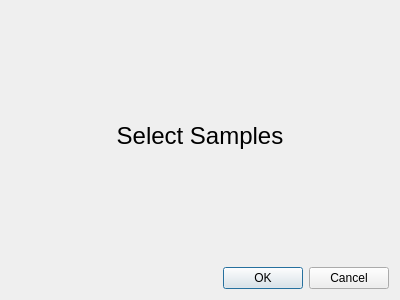
This is popupviews/selectsamples.ui in hallamlab/MetaPathwaysGUI as Qt 5 draws it before an edit. The edited form follows.
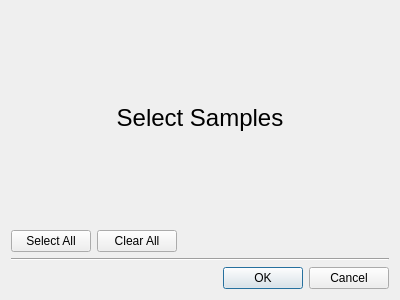
This is the edited form.

```diff
--- a/popupviews/selectsamples.ui
+++ b/popupviews/selectsamples.ui
@@ -14,6 +14,9 @@
    <string>Dialog</string>
   </property>
   <layout class="QGridLayout" name="gridLayout_4">
+   <item row="1" column="0">
+    <layout class="QGridLayout" name="sampleGrid"/>
+   </item>
    <item row="0" column="0">
     <widget class="QLabel" name="label">
      <property name="font">
@@ -29,10 +32,7 @@
      </property>
     </widget>
    </item>
-   <item row="1" column="0">
-    <layout class="QGridLayout" name="sampleGrid"/>
-   </item>
-   <item row="2" column="0">
+   <item row="6" column="0">
     <widget class="QDialogButtonBox" name="decisionBox">
      <property name="orientation">
       <enum>Qt::Horizontal</enum>
@@ -42,6 +42,44 @@
      </property>
     </widget>
    </item>
+   <item row="3" column="0">
+    <widget class="Line" name="line">
+     <property name="orientation">
+      <enum>Qt::Horizontal</enum>
+     </property>
+    </widget>
+   </item>
+   <item row="2" column="0">
+    <layout class="QHBoxLayout" name="horizontalLayout">
+     <item>
+      <widget class="QPushButton" name="selectAll">
+       <property name="text">
+        <string>Select All</string>
+       </property>
+      </widget>
+     </item>
+     <item>
+      <widget class="QPushButton" name="clearAll">
+       <property name="text">
+        <string>Clear All</string>
+       </property>
+      </widget>
+     </item>
+     <item>
+      <spacer name="horizontalSpacer">
+       <property name="orientation">
+        <enum>Qt::Horizontal</enum>
+       </property>
+       <property name="sizeHint" stdset="0">
+        <size>
+         <width>40</width>
+         <height>20</height>
+        </size>
+       </property>
+      </spacer>
+     </item>
+    </layout>
+   </item>
   </layout>
  </widget>
  <resources/>
```
